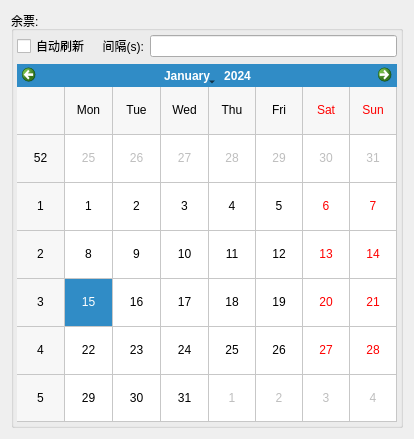
This is ui/ui_remain_ticket_widget.ui in jeremy-peng/eTicket as Qt 5 draws it before an edit. The edited form follows.
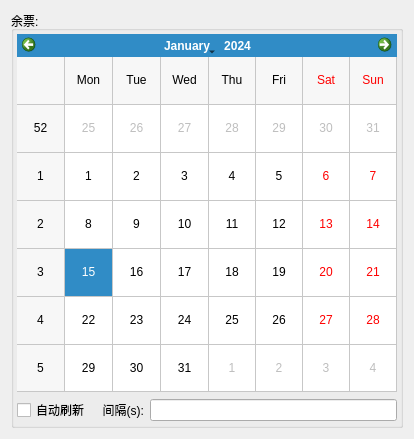
This is the edited form.

Commit message: start remind Ticket

The edit to the form file:
```diff
--- a/ui/ui_remain_ticket_widget.ui
+++ b/ui/ui_remain_ticket_widget.ui
@@ -32,31 +32,6 @@
       <property name="bottomMargin">
        <number>3</number>
       </property>
-      <item>
-       <layout class="QHBoxLayout" name="horizontalLayout_5">
-        <item>
-         <widget class="QCheckBox" name="checkBox_2">
-          <property name="text">
-           <string>自动刷新</string>
-          </property>
-         </widget>
-        </item>
-        <item>
-         <widget class="QLabel" name="label_4">
-          <property name="text">
-           <string>  间隔(s):</string>
-          </property>
-         </widget>
-        </item>
-        <item>
-         <widget class="QLineEdit" name="lineEdit_3">
-          <property name="text">
-           <string/>
-          </property>
-         </widget>
-        </item>
-       </layout>
-      </item>
       <item>
        <widget class="QCalendarWidget" name="calendarTicket">
         <property name="firstDayOfWeek">
@@ -79,6 +54,31 @@
         </property>
        </widget>
       </item>
+      <item>
+       <layout class="QHBoxLayout" name="horizontalLayout_5">
+        <item>
+         <widget class="QCheckBox" name="checkBox_2">
+          <property name="text">
+           <string>自动刷新</string>
+          </property>
+         </widget>
+        </item>
+        <item>
+         <widget class="QLabel" name="label_4">
+          <property name="text">
+           <string>  间隔(s):</string>
+          </property>
+         </widget>
+        </item>
+        <item>
+         <widget class="QLineEdit" name="lineEdit_3">
+          <property name="text">
+           <string/>
+          </property>
+         </widget>
+        </item>
+       </layout>
+      </item>
      </layout>
     </widget>
    </item>
```
The commit also changes 9 other files.
